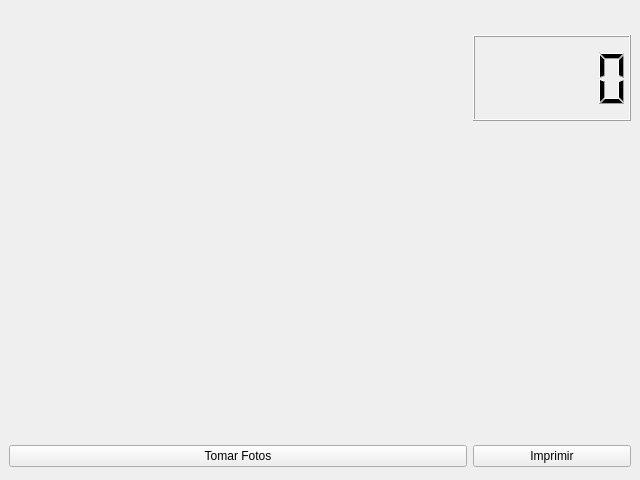
Old version of the form src/main.ui in the repository TheTuxis/PyPhotoBooth.
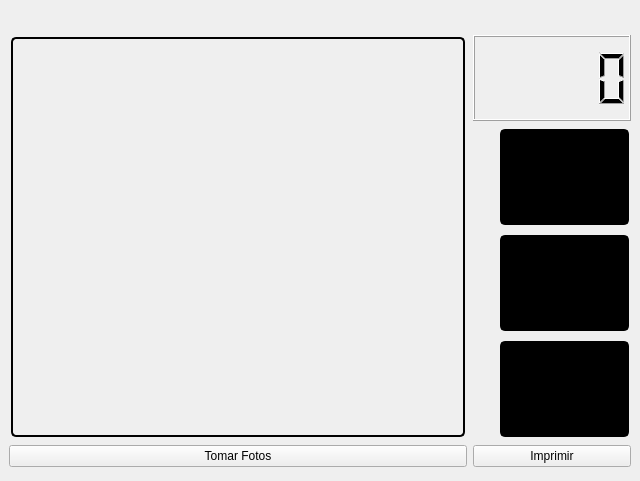
New version of the form. Icons and pictures are not drawn.

Commit message: se acomoda graficamente

Patch:
```diff
--- a/src/main.ui
+++ b/src/main.ui
@@ -7,7 +7,7 @@
     <x>0</x>
     <y>0</y>
     <width>640</width>
-    <height>480</height>
+    <height>481</height>
    </rect>
   </property>
   <property name="maximumSize">
@@ -49,16 +49,23 @@
      <widget class="QLabel" name="pick_02">
       <property name="minimumSize">
        <size>
-        <width>100</width>
+        <width>133</width>
         <height>100</height>
        </size>
       </property>
       <property name="maximumSize">
        <size>
-        <width>100</width>
+        <width>133</width>
         <height>100</height>
        </size>
       </property>
+      <property name="styleSheet">
+       <string notr="true">background-color: rgb(0, 0, 0);
+ border: 2px solid black;
+ padding: 5px;
+ border-radius: 5px;
+ margin: 2px;</string>
+      </property>
       <property name="text">
        <string/>
       </property>
@@ -68,16 +75,23 @@
      <widget class="QLabel" name="pick_01">
       <property name="minimumSize">
        <size>
-        <width>100</width>
+        <width>133</width>
         <height>100</height>
        </size>
       </property>
       <property name="maximumSize">
        <size>
-        <width>100</width>
+        <width>133</width>
         <height>100</height>
        </size>
       </property>
+      <property name="styleSheet">
+       <string notr="true">background-color: rgb(0, 0, 0);
+ border: 2px solid black;
+ padding: 5px;
+ border-radius: 5px;
+ margin: 2px;</string>
+      </property>
       <property name="text">
        <string/>
       </property>
@@ -111,6 +125,12 @@
         <height>600</height>
        </size>
       </property>
+      <property name="styleSheet">
+       <string notr="true"> border: 2px solid black;
+ padding: 5px;
+ border-radius: 5px;
+ margin: 2px;</string>
+      </property>
       <property name="text">
        <string/>
       </property>
@@ -136,16 +156,23 @@
      <widget class="QLabel" name="pick_03">
       <property name="minimumSize">
        <size>
-        <width>100</width>
+        <width>133</width>
         <height>100</height>
        </size>
       </property>
       <property name="maximumSize">
        <size>
-        <width>100</width>
+        <width>133</width>
         <height>100</height>
        </size>
       </property>
+      <property name="styleSheet">
+       <string notr="true">background-color: rgb(0, 0, 0);
+ border: 2px solid black;
+ padding: 5px;
+ border-radius: 5px;
+ margin: 2px;</string>
+      </property>
       <property name="text">
        <string/>
       </property>
```
Left out of the diff: 3 changed lines with no effect on the pictures. The commit also changes 1 other file.
